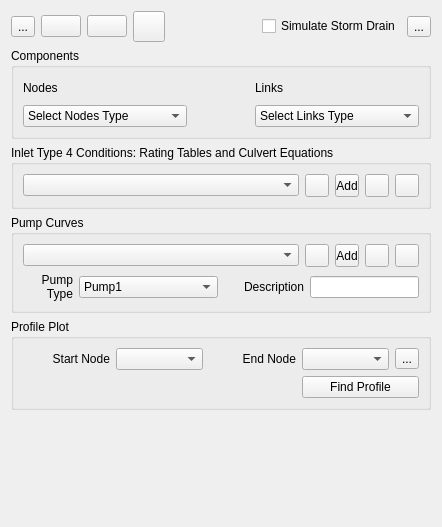
Old version of the form flo2d/ui/storm_drain_editor.ui in the repository FLO-2DSoftware/qgis-flo-2d-plugin.
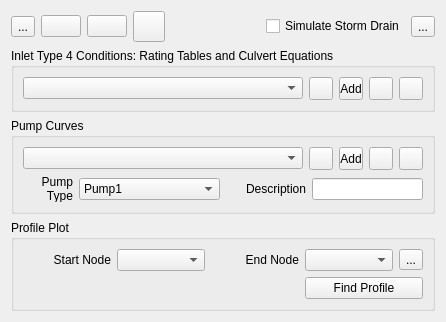
New version of the form. Icons and pictures are not drawn.

Commit message: Removed the components

What changed in the file:
```diff
--- a/flo2d/ui/storm_drain_editor.ui
+++ b/flo2d/ui/storm_drain_editor.ui
@@ -6,8 +6,8 @@
    <rect>
     <x>0</x>
     <y>0</y>
-    <width>442</width>
-    <height>527</height>
+    <width>446</width>
+    <height>322</height>
    </rect>
   </property>
   <property name="minimumSize">
@@ -199,7 +199,7 @@
      </item>
     </layout>
    </item>
-   <item row="5" column="0">
+   <item row="4" column="0">
     <spacer name="verticalSpacer">
      <property name="orientation">
       <enum>Qt::Vertical</enum>
@@ -213,183 +213,6 @@
     </spacer>
    </item>
    <item row="1" column="0">
-    <widget class="QGroupBox" name="components_group">
-     <property name="title">
-      <string>Components</string>
-     </property>
-     <layout class="QGridLayout" name="gridLayout_7">
-      <item row="0" column="0">
-       <layout class="QGridLayout" name="gridLayout_3">
-        <item row="0" column="1" rowspan="2">
-         <spacer name="horizontalSpacer_4">
-          <property name="orientation">
-           <enum>Qt::Horizontal</enum>
-          </property>
-          <property name="sizeHint" stdset="0">
-           <size>
-            <width>40</width>
-            <height>20</height>
-           </size>
-          </property>
-         </spacer>
-        </item>
-        <item row="0" column="2">
-         <widget class="QLabel" name="label">
-          <property name="sizePolicy">
-           <sizepolicy hsizetype="Fixed" vsizetype="Fixed">
-            <horstretch>0</horstretch>
-            <verstretch>0</verstretch>
-           </sizepolicy>
-          </property>
-          <property name="minimumSize">
-           <size>
-            <width>164</width>
-            <height>22</height>
-           </size>
-          </property>
-          <property name="maximumSize">
-           <size>
-            <width>164</width>
-            <height>22</height>
-           </size>
-          </property>
-          <property name="text">
-           <string>Links</string>
-          </property>
-         </widget>
-        </item>
-        <item row="1" column="2">
-         <widget class="QComboBox" name="SD_links_components_cbo">
-          <property name="sizePolicy">
-           <sizepolicy hsizetype="Preferred" vsizetype="Fixed">
-            <horstretch>0</horstretch>
-            <verstretch>0</verstretch>
-           </sizepolicy>
-          </property>
-          <property name="minimumSize">
-           <size>
-            <width>0</width>
-            <height>0</height>
-           </size>
-          </property>
-          <property name="maximumSize">
-           <size>
-            <width>16777215</width>
-            <height>16777215</height>
-           </size>
-          </property>
-          <property name="currentText">
-           <string>Select Links Type</string>
-          </property>
-          <item>
-           <property name="text">
-            <string>Select Links Type</string>
-           </property>
-          </item>
-          <item>
-           <property name="text">
-            <string>Conduits</string>
-           </property>
-          </item>
-          <item>
-           <property name="text">
-            <string>Pumps</string>
-           </property>
-          </item>
-          <item>
-           <property name="text">
-            <string>Orifices</string>
-           </property>
-          </item>
-          <item>
-           <property name="text">
-            <string>Weirs</string>
-           </property>
-          </item>
-         </widget>
-        </item>
-        <item row="0" column="0">
-         <widget class="QLabel" name="label_2">
-          <property name="sizePolicy">
-           <sizepolicy hsizetype="Fixed" vsizetype="Fixed">
-            <horstretch>0</horstretch>
-            <verstretch>0</verstretch>
-           </sizepolicy>
-          </property>
-          <property name="minimumSize">
-           <size>
-            <width>164</width>
-            <height>22</height>
-           </size>
-          </property>
-          <property name="maximumSize">
-           <size>
-            <width>164</width>
-            <height>22</height>
-           </size>
-          </property>
-          <property name="text">
-           <string>Nodes</string>
-          </property>
-         </widget>
-        </item>
-        <item row="1" column="0">
-         <widget class="QComboBox" name="SD_nodes_components_cbo">
-          <property name="sizePolicy">
-           <sizepolicy hsizetype="Preferred" vsizetype="Fixed">
-            <horstretch>0</horstretch>
-            <verstretch>0</verstretch>
-           </sizepolicy>
-          </property>
-          <property name="minimumSize">
-           <size>
-            <width>0</width>
-            <height>0</height>
-           </size>
-          </property>
-          <property name="maximumSize">
-           <size>
-            <width>16777215</width>
-            <height>16777215</height>
-           </size>
-          </property>
-          <property name="sizeIncrement">
-           <size>
-            <width>0</width>
-            <height>0</height>
-           </size>
-          </property>
-          <property name="currentText">
-           <string>Select Nodes Type</string>
-          </property>
-          <item>
-           <property name="text">
-            <string>Select Nodes Type</string>
-           </property>
-          </item>
-          <item>
-           <property name="text">
-            <string>Inlets/Junctions</string>
-           </property>
-          </item>
-          <item>
-           <property name="text">
-            <string>Outlets</string>
-           </property>
-          </item>
-          <item>
-           <property name="text">
-            <string>Storage Units</string>
-           </property>
-          </item>
-         </widget>
-        </item>
-       </layout>
-      </item>
-     </layout>
-    </widget>
-   </item>
-   <item row="2" column="0">
     <widget class="QGroupBox" name="Type_4_condition_group">
      <property name="sizePolicy">
       <sizepolicy hsizetype="Preferred" vsizetype="Preferred">
@@ -564,7 +387,7 @@
      </layout>
     </widget>
    </item>
-   <item row="3" column="0">
+   <item row="2" column="0">
     <widget class="QGroupBox" name="groupBox">
      <property name="title">
       <string>Pump Curves</string>
@@ -880,7 +703,7 @@
      </layout>
     </widget>
    </item>
-   <item row="4" column="0">
+   <item row="3" column="0">
     <widget class="QGroupBox" name="groupBox_2">
      <property name="enabled">
       <bool>true</bool>
```
Left out of the diff: 2 changed lines with no effect on the pictures. The commit also changes 16 other files.
